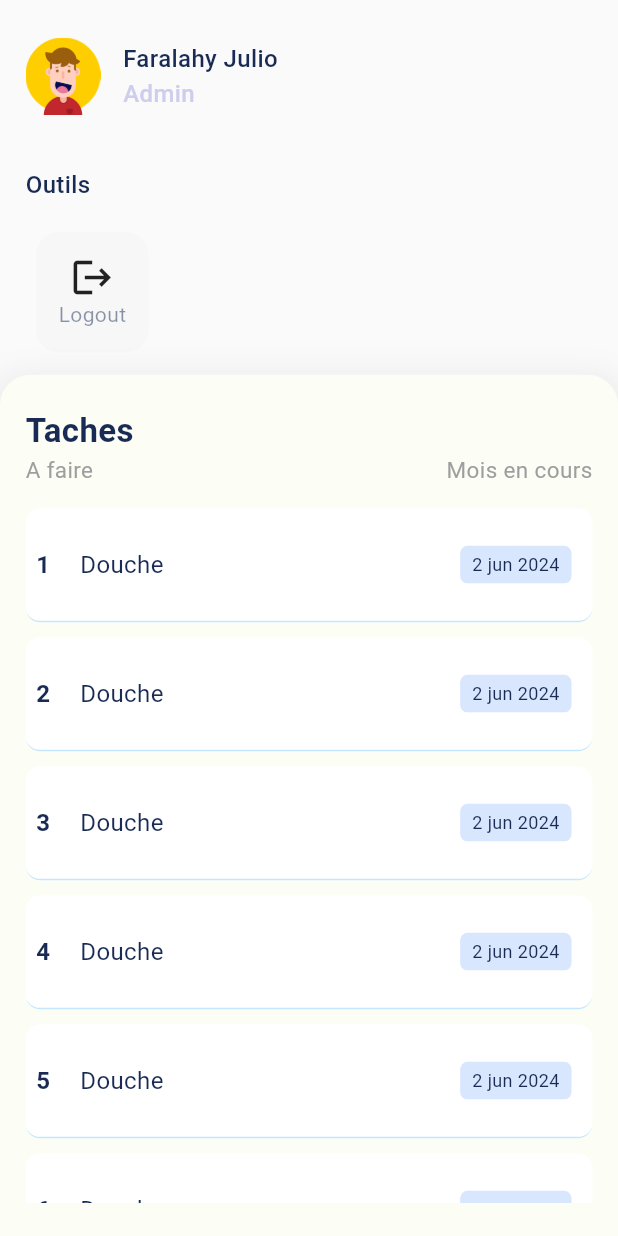
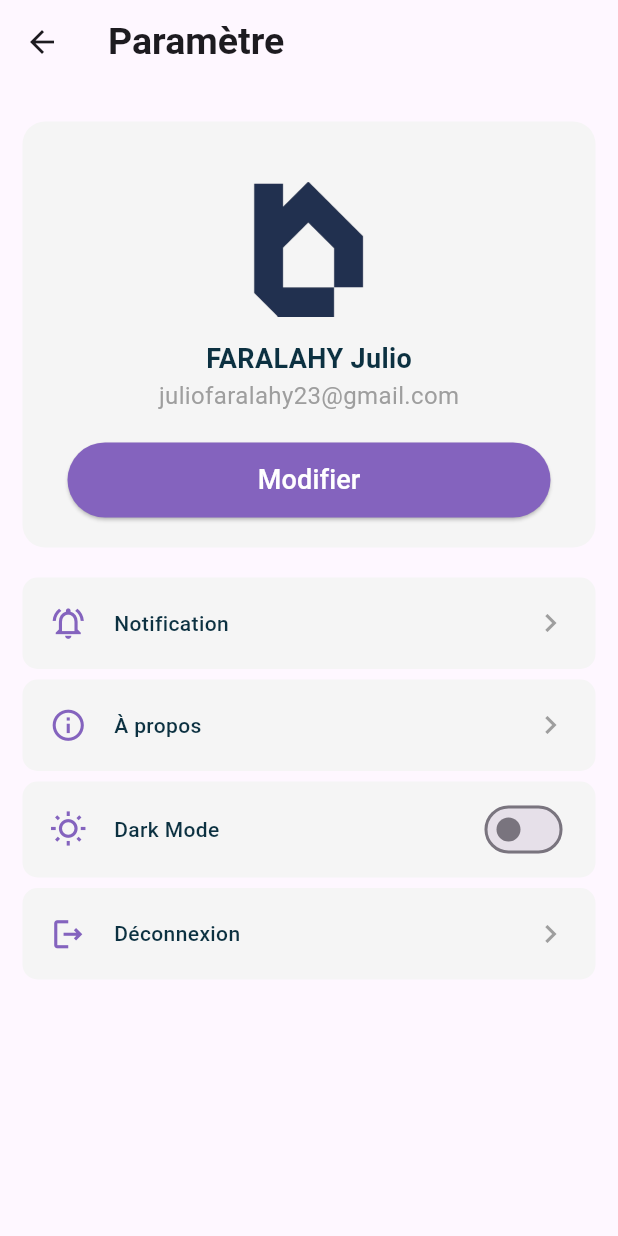
Before and after one commit to Julio23F/domestiK, a Flutter app: the Userpage screen opened directly, on a phone screen of 412 x 824 dp. Run offline on Flutter 3.47's test engine with Material 3 defaults, Android fonts, the light colour scheme and no system bars; our stand-ins replace date_picker_timeline, draggable_home, flutter_colorpicker, flutter_spinkit, page_transition and 1 more; missing offline and left inert: dart:ffi, flutter_material_color_picker; accounts and stored records are empty; network calls fail.

Commit message:
Paramètre

```diff
--- a/lib/constant.dart
+++ b/lib/constant.dart
@@ -29,6 +29,7 @@ const deleteFoyerURL = baseURL + '/foyer';
 // Tache
 const urlAllUserTache = baseURL + '/foyer';
 const tache = baseURL + '/foyer';
+const delete_tache = baseURL + '/deleteTache';
 
 const historique = baseURL + '/historique';
 const confirmer = baseURL + '/confirmer';
--- a/lib/pages/userPage.dart
+++ b/lib/pages/userPage.dart
@@ -13,231 +13,292 @@ class Userpage extends StatefulWidget {
 }
 
 class _UserpageState extends State<Userpage> {
+  bool _switchValue = false;
+
+  // void disconnectBluetooth() async {
+  //   if (widget.connection != null) {
+  //     try {
+  //       await widget.connection.close();
+  //       // La connexion Bluetooth est fermée avec succès
+  //       // setState(() {
+  //       //   widget.connection = null;
+  //       // });
+  //       Navigator.push(
+  //         context,
+  //         MaterialPageRoute(
+  //           builder: (context) => StartPage(),
+  //         ),
+  //       );
+  //     } catch (e) {
+  //       // Gérer les erreurs de déconnexion
+  //       print('Erreur lors de la déconnexion Bluetooth: $e');
+  //     }
+  //   } else {
+  //     // Aucune connexion Bluetooth à fermer
+  //     print('Aucune connexion Bluetooth à fermer.');
+  //   }
+  // }
+
+  @override
+  void initState() {
+    super.initState();
+
+  }
+
+
   @override
   Widget build(BuildContext context) {
-    final textColor = Color(0xff192b54);
-
     return Scaffold(
+        appBar: AppBar(
+          title: Text(
+            "Paramètre",
+            style: TextStyle(
+                fontWeight: FontWeight.bold,
+                fontSize: 25
+            ),
+          ),
+        ),
         body: Container(
-        // color: Color(0xffF4FCFC),
-        color: Color(0xfffafafa),
-
-        width: MediaQuery.of(context).size.width,
-        padding: EdgeInsets.only(top: 25),
-        child: SafeArea(
+          padding: EdgeInsets.symmetric(vertical: 25, horizontal: 15),
           child: Column(
-            crossAxisAlignment: CrossAxisAlignment.start,
             children: [
               Container(
-                padding: EdgeInsets.only(left: 17, right: 17),
-                margin: EdgeInsets.only(bottom: 35),
-                child: Row(
+                width: double.infinity,
+                padding: EdgeInsets.symmetric(horizontal: 30, vertical: 20),
+                decoration: BoxDecoration(
+                    color: Colors.grey[100],
+                    borderRadius: BorderRadius.circular(15)
+                ),
+                child: Column(
                   children: [
+                    SizedBox(height: 20,),
                     Image.asset(
-                      "assets/images/avatar.png",
-                      width: 50,
+                      "assets/images/logo.png",
+                      width: 90,
                     ),
-                    SizedBox(width: 15),
-                    Column(
-                      crossAxisAlignment: CrossAxisAlignment.start,
-                      children: [
-                        Text(
-                          'Faralahy Julio',
+                    SizedBox(height: 15,),
+                    Text("FARALAHY Julio",
                       style: TextStyle(
-                            fontSize: 16,
-                            fontWeight: FontWeight.w500,
-                            color: textColor,
+                          fontSize: 18,
+                          fontWeight: FontWeight.w600,
+                          color: Color(0xff0c3141)
                       ),
                     ),
                     Text(
-                          'Admin',
+                      "juliofaralahy23@gmail.com",
                       style: TextStyle(
-                            fontSize: 16,
-                            fontWeight: FontWeight.w500,
-                            color: Color(0xffcdcded),
+                          color: Colors.grey,
+                          fontSize: 16
                       ),
                     ),
-                      ],
+                    SizedBox(height: 20,),
+                    Container(
+                      width: double.infinity,
+                      child: ElevatedButton(
+                          style: ButtonStyle(
+                              padding: MaterialStatePropertyAll(EdgeInsets.all(12)),
+                              backgroundColor: MaterialStatePropertyAll(Color(0xff8463BE))
                           ),
-                  ],
-                ),
-              ),
-              Container(
-                padding: EdgeInsets.only(left: 17, right: 17),
-                margin: EdgeInsets.only(bottom: 15),
-                child: Column(
-                  crossAxisAlignment: CrossAxisAlignment.start,
-                  children: [
-                    Text(
-                      "Outils",
+                          onPressed: (){
+
+                          },
+                          child: Text(
+                              "Modifier",
                               style: TextStyle(
-                        fontSize: 16,
-                        fontWeight: FontWeight.w500,
-                        color: textColor,
-                      ),
-                    ),
-                    SizedBox(height: 20),
-                    InkWell(
-                      onTap: () {
-                        logout();
-                        Navigator.of(context).pushAndRemoveUntil(MaterialPageRoute(builder: (context)=>LoginPage()), (route) => false);
-                      },
-                      child: Container(
-                        margin: EdgeInsets.symmetric(horizontal: 7),
-                        padding: EdgeInsets.all(15),
-                        decoration: BoxDecoration(
-                            color: Color(0xfff7f7f7),
-                            borderRadius: BorderRadius.circular(15)
-                        ),
-                        child: Column(
-                          mainAxisAlignment: MainAxisAlignment.center,
-                          children: [
-                            Icon(
-                              Icons.logout,
-                              size: 30,
-
-                            ),
-                            Text(
-                              "Logout",
-                              style: TextStyle(
-                                fontSize: 14,
-                                color: textColor.withOpacity(0.5),
+                                  color: Colors.white,
+                                  fontSize: 18
+                              )
+                          )
                       ),
                     ),
                   ],
                 ),
               ),
+              SizedBox(height: 20,),
+
+              // Info compte
+              Container(
+                margin: EdgeInsets.only(bottom: 7),
+                padding: EdgeInsets.all(18),
+                decoration: BoxDecoration(
+                    color: Colors.grey[100],
+                    borderRadius: BorderRadius.circular(10)
+                ),
+                child: Row(
+                  children: [
+                    Container(
+                        margin: EdgeInsets.only(right: 18),
+                        child: Icon(
+                          Icons.notifications_active_outlined,
+                          size: 25,
+                          color: Color(0xff8463BE),
+                        )
+                    ),
+                    Text(
+                      "Notification",
+                      style: TextStyle(
+                          color: Color(0xff0c3141),
+                          fontWeight: FontWeight.w500
+                      ),
+                    ),
+                    Spacer(),
+                    Container(
+                        child: Icon(
+                          Icons.chevron_right,
+                          color: Colors.grey,
+                        )
                     ),
                   ],
                 ),
               ),
 
-              Expanded(
-                child: Container(
-                  padding: EdgeInsets.symmetric(vertical: 22, horizontal: 17),
+
+              // Info concernant l'application
+              Container(
+                margin: EdgeInsets.only(bottom: 7),
+                padding: EdgeInsets.all(18),
                 decoration: BoxDecoration(
-                    color: Color(0xfffcfdf5),
-                    borderRadius: BorderRadius.only(
-                      topLeft: Radius.circular(20),
-                      topRight: Radius.circular(20),
+                    color: Colors.grey[100],
+                    borderRadius: BorderRadius.circular(10)
                 ),
-                    boxShadow: [
-                      BoxShadow(
-                        color: Colors.black.withOpacity(0.05),
-                        spreadRadius: 5,
-                        blurRadius: 15,
-                        offset: Offset(0, 3),
+                child: Row(
+                  children: [
+                    Container(
+                        margin: EdgeInsets.only(right: 18),
+                        child: Icon(
+                          Icons.info_outline,
+                          size: 25,
+                          color: Color(0xff8463BE),
+                        )
+                    ),
+                    Text(
+                      "À propos",
+                      style: TextStyle(
+                          color: Color(0xff0c3141),
+                          fontWeight: FontWeight.w500
+                      ),
+                    ),
+                    Spacer(),
+                    Container(
+                        child: Icon(
+                          Icons.chevron_right,
+                          color: Colors.grey,
+                        )
                     ),
                   ],
                 ),
-                  child: Column(
-                    crossAxisAlignment: CrossAxisAlignment.start,
+              ),
+
+              // Mode Dark
+              Container(
+                margin: EdgeInsets.only(bottom: 7),
+                padding: EdgeInsets.symmetric(vertical: 8, horizontal: 18),
+                decoration: BoxDecoration(
+                    color: Colors.grey[100],
+                    borderRadius: BorderRadius.circular(10)
+                ),
+                child: Row(
                   children: [
+                    Container(
+                        margin: EdgeInsets.only(right: 18),
+                        child: Icon(
+                          Icons.wb_sunny_outlined,
+                          size: 25,
+                          color: Color(0xff8463BE),
+                        )
+                    ),
                     Text(
-                        "Taches",
+                      "Dark Mode",
                       style: TextStyle(
-                            color: textColor,
-                            fontSize: 22,
-                            fontWeight: FontWeight.bold
+                          color: Color(0xff0c3141),
+                          fontWeight: FontWeight.w500
                       ),
                     ),
-                      Row(
-                        mainAxisAlignment: MainAxisAlignment.spaceBetween,
-                        children: [
-                          Text(
-                            "A faire",
-                            style: TextStyle(
-                              color: Colors.grey,
-                              fontSize: 15,
-                              fontWeight: FontWeight.w400
-                            ),
-                          ),
-                          Text(
-                            "Mois en cours",
-                            style: TextStyle(
-                                color: Colors.grey,
-                                fontSize: 15,
-                                fontWeight: FontWeight.w400
-                            ),
+                    Spacer(),
+                    Switch(
+                      value: _switchValue,
+                      onChanged: (newValue) {
+                        setState(() {
+                          _switchValue = newValue;
+                        });
+                      },
+                      activeColor: Colors.blue[40],
+                      inactiveTrackColor: Colors.grey[40],
                     ),
                   ],
                 ),
-                      SizedBox(height: 15,),
+              ),
 
-                      Container(
-                        child: Expanded(
-                          child: SingleChildScrollView(
-                            child: Column(
-                              children: [
-                                for(var i = 1; i < 15; i++)
-                                  Container(
-                                      margin: EdgeInsets.only(bottom: 10),
-                                      width: MediaQuery.of(context).size.width,
-                                      padding: EdgeInsets.symmetric(vertical: 25, horizontal: 7),
+              // Déconexion
+              GestureDetector(
+                onTap: () {
+                  showDialog(
+                    context: context,
+                    builder: (BuildContext context) {
+                      return AlertDialog(
+                        title: Text('Déconnexion'),
+                        content: Text('Voulez-vous réellement vous déconnecter ?'),
+                        actions: [
+                          TextButton(
+                            onPressed: () {
+                              // Fermer le popup
+                              Navigator.of(context).pop();
+                            },
+                            child: Text('Annuler'),
+                          ),
+                          TextButton(
+                            onPressed: () {
+                              logout();
+                              Navigator.of(context).pushAndRemoveUntil(MaterialPageRoute(builder: (context)=>LoginPage()), (route) => false);
+
+                            },
+                            child: Text('Confirmer'),
+                          ),
+                        ],
+                      );
+                    },
+                  );
+                },
+                child: Container(
+                  margin: EdgeInsets.only(bottom: 7),
+                  padding: EdgeInsets.all(18),
                   decoration: BoxDecoration(
-                                          color: Colors.white,
-                                          borderRadius: BorderRadius.circular(10),
-                                          border: Border(bottom: BorderSide(color: Color(0xff3cadfc).withOpacity(0.3), width: 1))
+                      color: Colors.grey[100],
+                      borderRadius: BorderRadius.circular(10)
                   ),
                   child: Row(
-                                        mainAxisAlignment: MainAxisAlignment.spaceBetween,
                     children: [
-                                          Row(
-                                            children: [
+                      Container(
+                          margin: EdgeInsets.only(right: 18),
+                          child: Icon(
+                            Icons.logout_outlined,
+                            size: 25,
+                            color: Color(0xff8463BE),
+                          )
+                      ),
                       Text(
-                                                "${i}",
+                        "Déconnexion",
                         style: TextStyle(
-                                                  color: textColor,
-                                                  fontWeight: FontWeight.bold,
-                                                  fontSize: 16,
-                                                ),
-                                              ),
-                                              SizedBox(width: 20,),
-                                              Text(
-                                                "Douche",
-                                                style: TextStyle(
-                                                  color: textColor,
-                                                  fontSize: 16,
-
-                                                ),
-                                              ),
-                                            ],
-                                          ),
-                                          Container(
-                                            margin: EdgeInsets.only(right: 7),
-                                            decoration: BoxDecoration(
-                                                color: Color(0xffd8e6fe),
-                                                borderRadius: BorderRadius.circular(5)
-                                            ),
-                                            padding: EdgeInsets.symmetric(vertical: 4, horizontal: 8),
-                                            child: Text(
-                                              "2 jun 2024",
-                                              style: TextStyle(
-                                                color: textColor,
-                                                fontSize: 12
+                            color: Color(0xff0c3141),
+                            fontWeight: FontWeight.w500
                         ),
                       ),
 
-                                          )
-
-                                        ],
+                      Spacer(),
+                      Container(
+                          child: Icon(
+                            Icons.chevron_right,
+                            color: Colors.grey,
                           )
                       ),
-
-
-                              ],
-                            ),
-                          ),
-                        ),
-                      )
                     ],
                   ),
                 ),
               )
+
             ],
           ),
-        ),
-      ),
+        )
     );
   }
 }
--- a/lib/pages/widgets/addTache.dart
+++ b/lib/pages/widgets/addTache.dart
@@ -28,6 +28,14 @@ class _AddTacheState extends State<AddTache> {
     }
   }
 
+  Future<void> _deleteTache(int tacheId) async {
+    // Appelez votre service de suppression de tâche ici
+    await deleteTache(tacheId);
+    setState(() {
+      allTache.removeWhere((tache) => tache["id"] == tacheId);
+    });
+  }
+
   @override
   void initState() {
     _getAllTache();
@@ -42,7 +50,7 @@ class _AddTacheState extends State<AddTache> {
           spacing: 8, // Espace horizontal entre les containers
           runSpacing: 8.0,
           children: [
-            for(int i=0; i<allTache.length; i++)
+            for (int i = 0; i < allTache.length; i++)
               _buildItem(allTache[i])
           ],
         )
@@ -53,7 +61,7 @@ class _AddTacheState extends State<AddTache> {
   Widget _buildItem(tache) {
     return Container(
       height: 130,
-      width: (MediaQuery.of(context).size.width/2) - 20,
+      width: (MediaQuery.of(context).size.width / 2) - 20,
       decoration: BoxDecoration(
         color: Color(int.parse(tache["color"])).withOpacity(0.7),
         borderRadius: BorderRadius.circular(10),
@@ -65,11 +73,29 @@ class _AddTacheState extends State<AddTache> {
             mainAxisAlignment: MainAxisAlignment.spaceBetween,
             children: [
               SizedBox(),
-              IconButton(
-                icon: Icon(Icons.more_vert, color: Colors.white.withOpacity(0.9),),
-                onPressed: () {
-                  print('action');
+              PopupMenuButton<String>(
+                icon: Icon(Icons.more_vert, color: Colors.white.withOpacity(0.9)),
+                onSelected: (String result) {
+                  if (result == 'delete') {
+                    _deleteTache(tache["id"]);
+                  }
                 },
+                itemBuilder: (BuildContext context) => [
+                  PopupMenuItem<String>(
+                    value: 'delete',
+                    padding: EdgeInsets.symmetric(vertical: 0, horizontal: 3),
+                    child: Container(
+                      width: 105,
+                      child: Row(
+                        children: [
+                          Icon(Icons.delete, color: Colors.black54),
+                          SizedBox(width: 5),
+                          Text('Supprimer', style: TextStyle(color: Colors.black54)),
+                        ],
+                      ),
+                    ),
+                  ),
+                ],
               ),
             ],
           ),
@@ -79,9 +105,9 @@ class _AddTacheState extends State<AddTache> {
               style: TextStyle(
                 fontSize: 19,
                 fontWeight: FontWeight.w500,
-                    color: Colors.white
+                color: Colors.white,
               ),
-              )
+            ),
           ),
         ],
       ),
--- a/lib/pages/widgets/addUser.dart
+++ b/lib/pages/widgets/addUser.dart
@@ -50,7 +50,7 @@ class _AddUserState extends State<AddUser> {
     _listKey.currentState?.removeItem(
       index,
           (context, animation) => _buildItem(user, animation,0),
-      duration: Duration(milliseconds: 300),
+      duration: Duration(milliseconds: 350),
     );
   }
 
@@ -78,7 +78,7 @@ class _AddUserState extends State<AddUser> {
     });
   }
 
-  void _saveChanges(int userId) {
+  void _saveChanges(int userId) async{
     setState(() {
       isLoading = true;
 
@@ -87,10 +87,16 @@ class _AddUserState extends State<AddUser> {
     });
 
     print("Résultat choisi : ${isAdminSelected ? 'Admin' : 'User'}");
-    changeAdmin(userId).then((value) => setState(() {
+    if(isAdminSelected){
+      await changeAdmin(userId).then((value) => setState(() {
+        isLoading = false;
+      }));
+    }
+    setState(() {
       isLoading = false;
-      _stopEditing();
-    }));
+    });
+    _stopEditing();
+
   }
 
   @override
--- /dev/null
+++ b/lib/pages/widgets/infoApp.dart
@@ -0,0 +1,19 @@
+import 'package:flutter/material.dart';
+
+class InfoApp extends StatelessWidget {
+  const InfoApp({super.key});
+
+  @override
+  Widget build(BuildContext context) {
+    return Scaffold(
+      appBar: AppBar(),
+      body: SafeArea(
+        child: ListView(
+          children: [
+
+          ],
+        ),
+      ),
+    );
+  }
+}
--- a/lib/services/tache_service.dart
+++ b/lib/services/tache_service.dart
@@ -103,7 +103,7 @@ Future<ApiResponse> addTache(String name, String color) async {
   return apiResponse;
 }
 
-//Obtenir tous les utilisateurs qui sont dans le foyer
+//Obtenir tous les taches qui sont dans le foyer
 Future<ApiResponse> getTache() async {
   ApiResponse apiResponse = ApiResponse();
   ApiResponse data = await getUserDetail();
@@ -140,3 +140,42 @@ Future<ApiResponse> getTache() async {
   }
   return apiResponse;
 }
+
+
+Future<ApiResponse> deleteTache(int tacheId) async {
+  ApiResponse apiResponse = ApiResponse();
+
+  try {
+    String token = await getToken();
+    final response = await http.delete(
+        Uri.parse(delete_tache),
+        headers: {
+          'Accept': 'application/json',
+          'Authorization': 'Bearer $token'
+        },
+        body: {
+          "tacheId": tacheId.toString()
+        }
+
+    );
+    switch(response.statusCode){
+
+      case 200:
+        apiResponse.data = jsonDecode(response.body);
+        break;
+      case 401:
+        apiResponse.error = unauthorized;
+        break;
+      default:
+        apiResponse.error = somethingWentWrong;
+        break;
+    }
+
+  }
+  catch(e) {
+    apiResponse.error = serverError;
+    debugPrint(e.toString());
+
+  }
+  return apiResponse;
+}
```
Lines whose indentation alone changed are shown as unchanged.
